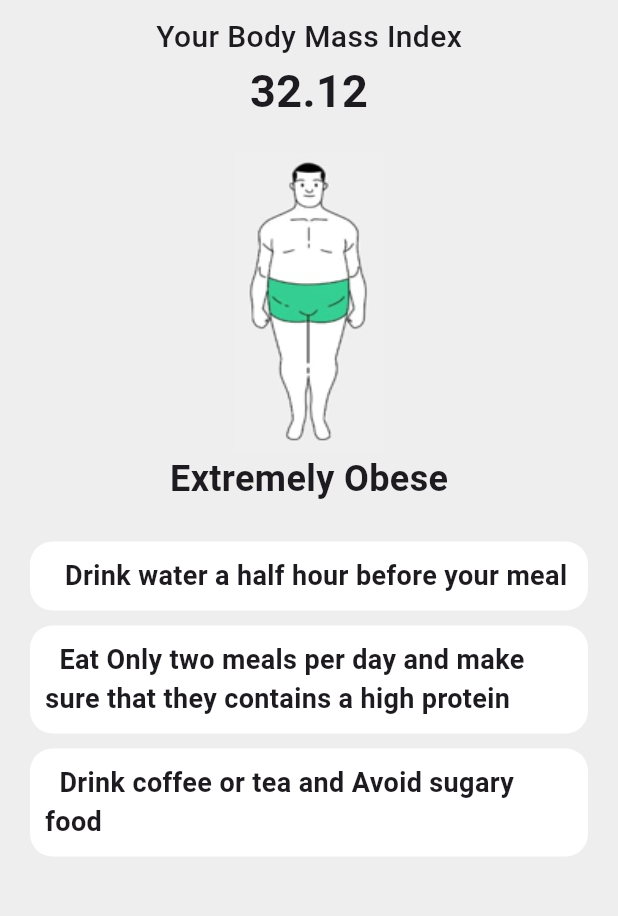
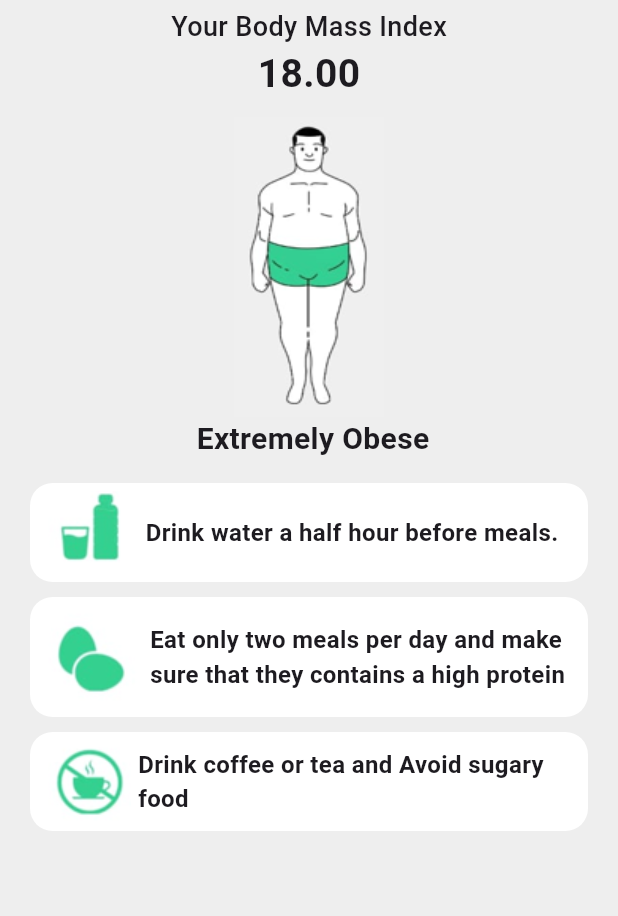
Before and after one commit to suleymanharbelioglu/BMI-Calculator, a Flutter app: the ResultPage screen opened directly, on a phone screen of 412 x 824 dp, the part 105-1021 px from its top. Run offline on Flutter 3.47's test engine with Material 3 defaults, Android fonts, the phone set to English and light mode, and no system bars.

Commit message:
suggestion images,mass type, mass image

```diff
--- a/lib/constant/constants.dart
+++ b/lib/constant/constants.dart
@@ -21,27 +21,27 @@ class Constants {
     fontWeight: FontWeight.w500,
   );
   static const resultTextStyle = TextStyle(
-    fontSize: 20,
+    fontSize: 18,
     fontWeight: FontWeight.w500,
   );
   static const resultIndexTextstyle = TextStyle(
-    fontSize: 30,
+    fontSize: 26,
     fontWeight: FontWeight.bold,
   );
   static const suggestionTextStyle = TextStyle(
-    fontSize: 18,
+    fontSize: 16,
     fontWeight: FontWeight.w600,
   );
   static const bodyTypeTextStyle = TextStyle(
-    fontSize: 24,
+    fontSize: 20,
     fontWeight: FontWeight.bold,
   );
   static const ContainerMargin =
-      EdgeInsets.symmetric(horizontal: 20, vertical: 10);
+      EdgeInsets.symmetric(horizontal: 20, vertical: 5);
   static const reusltSuggestionPadding =
       EdgeInsets.symmetric(horizontal: 0, vertical: 5);
   static const resultSuggestionTextPadding =
-      EdgeInsets.symmetric(horizontal: 10, vertical: 10);
+      EdgeInsets.symmetric(horizontal: 10, vertical: 5);
   static const bakButtonPadding =
       EdgeInsets.symmetric(horizontal: 10, vertical: 0);
 }
--- a/lib/data_helper/data_helper.dart
+++ b/lib/data_helper/data_helper.dart
@@ -1,3 +1,104 @@
+import 'package:flutter_application_2/model/model.dart';
+
 class DataHelper {
+  static String createMainImageUrlAccordingToMassType(MassType massType) {
+    var urlHeader = "assets/images/";
+    switch (massType) {
+      case MassType.underWeight:
+        return urlHeader + "underWeight.png";
+      case MassType.normalWeight:
+        return urlHeader + "normalWeight.png";
+      case MassType.overWeight:
+        return urlHeader + "overWeight.png";
+      case MassType.extremelyObese:
+        return urlHeader + "extremelyObese.png";
 
+      default:
+        return "";
+    }
+  }
+
+  static String createMassTypeTextAccordingToMassType(MassType massType) {
+    switch (massType) {
+      case MassType.underWeight:
+        return "Under Weight";
+      case MassType.normalWeight:
+        return "Normal Weight";
+      case MassType.overWeight:
+        return "Over Weight";
+      case MassType.extremelyObese:
+        return " Extremely Obese";
+
+      default:
+        return "";
+    }
+  }
+
+  static List<String> generateSuggestionListAccordingToMassType(
+      MassType massType) {
+    switch (massType) {
+      case MassType.underWeight:
+        return [
+          "Do not drink water before meals.",
+          "Use bigger plates.",
+          "Get quality sleep."
+        ];
+      case MassType.normalWeight:
+        return [
+          "Stay active.",
+          "Choose the right foods and Cook by yourself.",
+          "Focus on relaxation and sleep",
+        ];
+      case MassType.overWeight:
+        return [
+          "Drink water a half hour before meals.",
+          "Eat only two meals per day and make sure that they contains a high protein",
+          "Drink coffee or tea and Avoid sugary food",
+        ];
+      case MassType.extremelyObese:
+        return [
+          "Drink water a half hour before meals.",
+          "Eat only two meals per day and make sure that they contains a high protein",
+          "Drink coffee or tea and Avoid sugary food",
+        ];
+
+      default:
+        return [];
+    }
+  }
+
+  static List<String> generateSuggestionImageUrlListAccordingToMassType(
+      MassType massType) {
+    var urlHeader = "assets/images/";
+
+    switch (massType) {
+      case MassType.normalWeight:
+        return [
+          urlHeader + "run.png",
+          urlHeader + "rightFoods.png",
+          urlHeader + "sleep.png",
+        ];
+      case MassType.underWeight:
+        return [
+          urlHeader + "noWater.png",
+          urlHeader + "biggerPlate.png",
+          urlHeader + "sleep.png",
+        ];
+      case MassType.overWeight:
+        return [
+          urlHeader + "water.png",
+          urlHeader + "egg.png",
+          urlHeader + "noCoffee.png",
+        ];
+      case MassType.extremelyObese:
+        return [
+          urlHeader + "water.png",
+          urlHeader + "egg.png",
+          urlHeader + "noCoffee.png",
+        ];
+
+      default:
+        return [];
+    }
+  }
 }
--- /dev/null
+++ b/lib/model/model.dart
@@ -0,0 +1 @@
+enum MassType { underWeight, normalWeight, overWeight, extremelyObese }
--- a/lib/page/result_page.dart
+++ b/lib/page/result_page.dart
@@ -1,10 +1,13 @@
 import 'package:flutter/material.dart';
 import 'package:flutter_application_2/constant/constants.dart';
+import 'package:flutter_application_2/model/model.dart';
 import 'package:flutter_application_2/widget/result%20page/bar_img_body_type.dart';
 import 'package:flutter_application_2/widget/result%20page/bmi_reuslt.dart';
 import 'package:flutter_application_2/widget/result%20page/suggestions.dart';
 
 class ResultPage extends StatelessWidget {
+  final double massIndex = 18;
+  final MassType massType = MassType.extremelyObese;
   const ResultPage({super.key});
 
   @override
@@ -36,9 +39,15 @@ class ResultPage extends StatelessWidget {
       ),
       body: Column(
         children: [
-          BmiReuslt(),
-          BarImgBodyType(),
-          Suggestions(),
+          BmiReuslt(
+            massIndex: massIndex,
+          ),
+          BarImgBodyType(
+            massType: massType,
+          ),
+          Suggestions(
+            massType: massType,
+          ),
         ],
       ),
     );
--- a/lib/widget/result page/bar_img_body_type.dart
+++ b/lib/widget/result page/bar_img_body_type.dart
@@ -1,8 +1,11 @@
 import 'package:flutter/material.dart';
 import 'package:flutter_application_2/constant/constants.dart';
+import 'package:flutter_application_2/data_helper/data_helper.dart';
+import 'package:flutter_application_2/model/model.dart';
 
 class BarImgBodyType extends StatelessWidget {
-  const BarImgBodyType({super.key});
+  final MassType massType;
+  const BarImgBodyType({super.key, required this.massType});
 
   @override
   Widget build(BuildContext context) {
@@ -19,12 +22,12 @@ class BarImgBodyType extends StatelessWidget {
             height: 200,
             width: 100,
             child: Image.asset(
-              "assets/images/extreme_obese.png",
+              DataHelper.createMainImageUrlAccordingToMassType(massType),
               fit: BoxFit.fill,
             ),
           ),
           Text(
-            "Extremely Obese",
+            DataHelper.createMassTypeTextAccordingToMassType(massType),
             style: Constants.bodyTypeTextStyle,
           ),
         ],
--- a/lib/widget/result page/bmi_reuslt.dart
+++ b/lib/widget/result page/bmi_reuslt.dart
@@ -2,7 +2,8 @@ import 'package:flutter/material.dart';
 import 'package:flutter_application_2/constant/constants.dart';
 
 class BmiReuslt extends StatelessWidget {
-  const BmiReuslt({super.key});
+  final double massIndex;
+  const BmiReuslt({super.key, required this.massIndex});
 
   @override
   Widget build(BuildContext context) {
@@ -17,7 +18,7 @@ class BmiReuslt extends StatelessWidget {
             style: Constants.resultTextStyle,
           ),
           Text(
-            "32.12",
+            "${massIndex.toStringAsFixed(2)}",
             style: Constants.resultIndexTextstyle,
           ),
         ],
--- a/lib/widget/result page/suggestions.dart
+++ b/lib/widget/result page/suggestions.dart
@@ -1,8 +1,11 @@
 import 'package:flutter/material.dart';
 import 'package:flutter_application_2/constant/constants.dart';
+import 'package:flutter_application_2/data_helper/data_helper.dart';
+import 'package:flutter_application_2/model/model.dart';
 
 class Suggestions extends StatelessWidget {
-  const Suggestions({super.key});
+  final MassType massType;
+  const Suggestions({super.key, required this.massType});
 
   @override
   Widget build(BuildContext context) {
@@ -22,9 +25,24 @@ class Suggestions extends StatelessWidget {
               color: Constants.textFiledColor,
               borderRadius: BorderRadius.circular(15),
             ),
+            child: Row(
+              children: [
+                Image.asset(DataHelper
+                    .generateSuggestionImageUrlListAccordingToMassType(
+                        massType)[0]),
+                SizedBox(
+                  width: 5,
+                ),
+                Expanded(
+                  child: Container(
                     child: Text(
-              "  Drink water a half hour before your meal",
+                      DataHelper.generateSuggestionListAccordingToMassType(
+                          massType)[0],
                       style: Constants.suggestionTextStyle,
+                    ),
+                  ),
+                ),
+              ],
             ),
           ),
           Container(
@@ -36,9 +54,24 @@ class Suggestions extends StatelessWidget {
               color: Constants.textFiledColor,
               borderRadius: BorderRadius.circular(15),
             ),
+            child: Row(
+              children: [
+                Image.asset(DataHelper
+                    .generateSuggestionImageUrlListAccordingToMassType(
+                        massType)[1]),
+                SizedBox(
+                  width: 5,
+                ),
+                Expanded(
+                  child: Container(
                     child: Text(
-              "  Eat Only two meals per day and make sure that they contains a high protein",
+                      DataHelper.generateSuggestionListAccordingToMassType(
+                          massType)[1],
                       style: Constants.suggestionTextStyle,
+                    ),
+                  ),
+                ),
+              ],
             ),
           ),
           Container(
@@ -50,9 +83,24 @@ class Suggestions extends StatelessWidget {
               color: Constants.textFiledColor,
               borderRadius: BorderRadius.circular(15),
             ),
+            child: Row(
+              children: [
+                Image.asset(DataHelper
+                    .generateSuggestionImageUrlListAccordingToMassType(
+                        massType)[2]),
+                SizedBox(
+                  width: 5,
+                ),
+                Expanded(
+                  child: Container(
                     child: Text(
-              "  Drink coffee or tea and Avoid sugary food",
+                      DataHelper.generateSuggestionListAccordingToMassType(
+                          massType)[2],
                       style: Constants.suggestionTextStyle,
+                    ),
+                  ),
+                ),
+              ],
             ),
           ),
         ],
```
Also changed, not shown: assets/images/biggerPlate.png (added), assets/images/egg.png (added), assets/images/extremelyObese.png (renamed from assets/images/extreme_obese.png), assets/images/noCoffee.png (added), assets/images/noWater.png (added), assets/images/normalWeight.png (added), assets/images/overWeight.png (added), assets/images/rightFoods.png (added), assets/images/run.png (added), assets/images/sleep.png (added), assets/images/underWeight.png (added), assets/images/water.png (added). Lines whose indentation alone changed are shown as unchanged.
